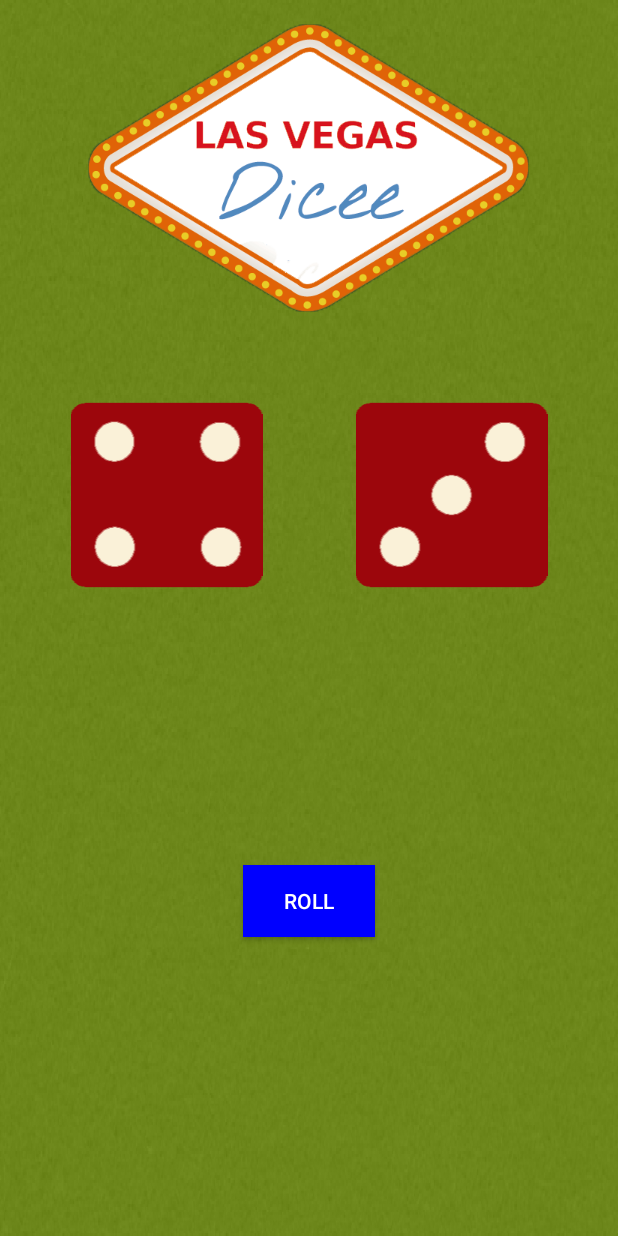
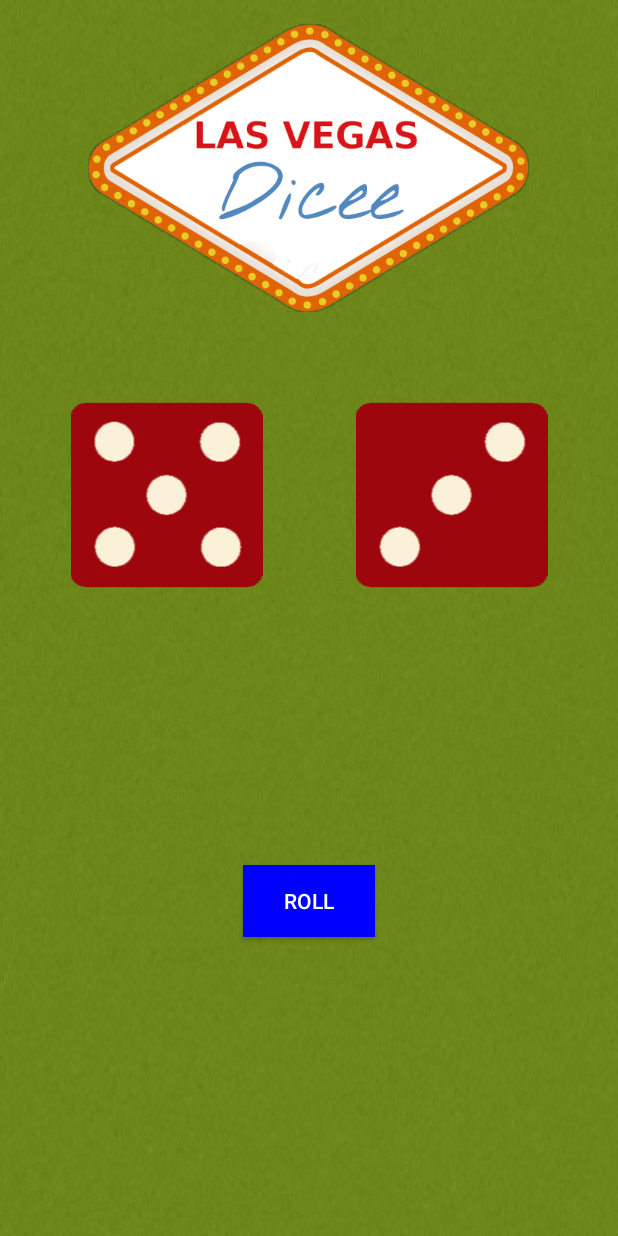
Before and after one commit to Pedroteixeirabisognin/Dicee, an Android app: the screen it shows after launch (MainActivity), after a tap on "ROLL", on a phone screen of 412 x 824 dp. Run offline under Robolectric (Android 15) with nearby library versions, the phone set to English and light mode, and no system bars.

Commit message:
Projeto pronto

```diff
--- a/app/src/main/java/com/pedroteixeira/dicee/MainActivity.java
+++ b/app/src/main/java/com/pedroteixeira/dicee/MainActivity.java
@@ -22,19 +22,28 @@ public class MainActivity extends AppCompatActivity {
         //Insere o conteúdo do layout com id android:id="@+id/rollButton", é necessário fazer um cast quando se está usando SDK menor que o 26
         rollButton =  findViewById(R.id.rollButton);
 
-        ImageView leftDice =  findViewById(R.id.image_leftDice);
+        final ImageView leftDice =  findViewById(R.id.image_leftDice);
 
-        ImageView rightDice = findViewById(R.id.image_rightDice);
+        final ImageView rightDice = findViewById(R.id.image_rightDice);
 
+        final int[] diceArray = {
+                R.drawable.dice1,
+                R.drawable.dice2,
+                R.drawable.dice3,
+                R.drawable.dice4,
+                R.drawable.dice5,
+                R.drawable.dice6};
         rollButton.setOnClickListener(new View.OnClickListener() {
             @Override
             public void onClick(View view) {
 
                 Random randomNumberGenerator = new Random();
-                //Gera um número randomicamente até 6
+                //Gera um número randomicamente de 0 a 5
                 int number = randomNumberGenerator.nextInt(6);
+                int number2 = randomNumberGenerator.nextInt(6);
 
-                Log.d("Diceee: ","The random number is: " + number);
+                leftDice.setImageResource(diceArray[number]);
+                rightDice.setImageResource(diceArray[number2]);
             }
         });
 
```
